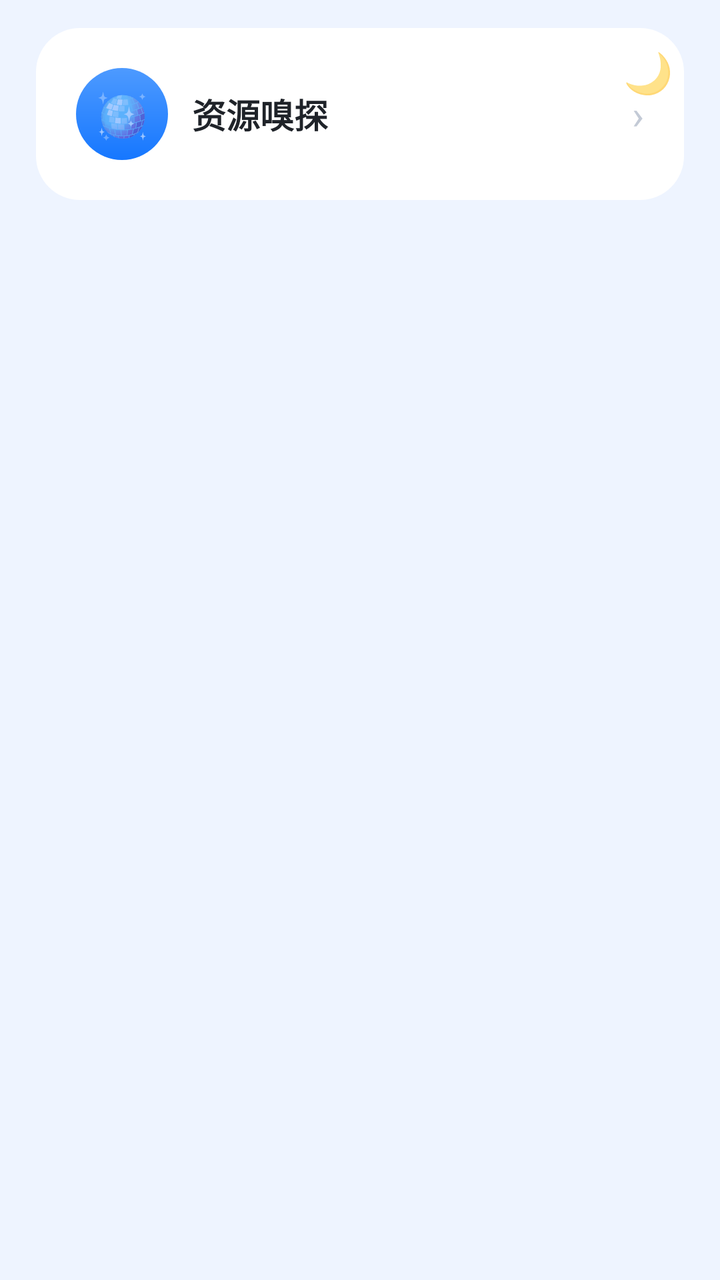
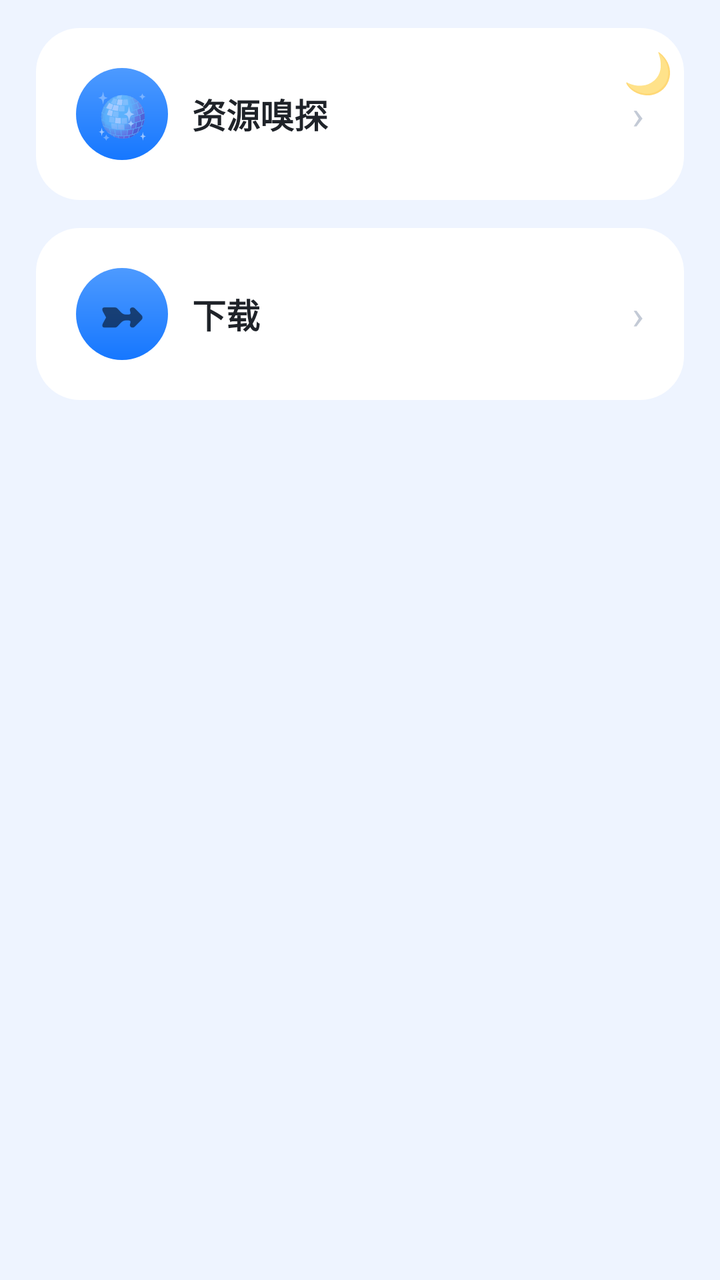

The first picture is an Android layout as it rendered before a commit; the second is the same layout after the commit. The layout source and the unified diff follow.
<!-- AndroidManifest.xml: application theme AppTheme -->
<!-- res/layout/activity_toolbox.xml -->
<?xml version="1.0" encoding="utf-8"?>
<FrameLayout xmlns:android="http://schemas.android.com/apk/res/android"
    android:id="@+id/toolRoot"
    android:layout_width="match_parent" android:layout_height="match_parent">

    <TextView android:id="@+id/themeToggle"
        android:layout_width="44dp" android:layout_height="44dp"
        android:layout_gravity="top|right" android:layout_margin="14dp"
        android:gravity="center" android:elevation="6dp"
        android:text="🌙" android:textSize="20sp"/>

    <LinearLayout android:id="@+id/toolColumn"
        android:layout_width="match_parent" android:layout_height="match_parent"
        android:orientation="vertical"
        android:background="@color/bg">

        <ScrollView
            android:layout_width="match_parent" android:layout_height="match_parent"
            android:fillViewport="true" android:scrollbars="none">

            <LinearLayout
                android:layout_width="match_parent" android:layout_height="wrap_content"
                android:orientation="vertical"
                android:paddingLeft="18dp" android:paddingRight="18dp"
                android:paddingTop="14dp" android:paddingBottom="18dp">

                <LinearLayout android:tag="card" android:id="@+id/cardPlayer"
                    android:layout_width="match_parent" android:layout_height="wrap_content"
                    android:layout_marginTop="0dp"
                    android:background="@drawable/bg_card" android:orientation="vertical"
                    android:padding="20dp">

                    <LinearLayout
                        android:layout_width="match_parent" android:layout_height="wrap_content"
                        android:orientation="horizontal" android:gravity="center_vertical">
                        <TextView
                            android:layout_width="46dp" android:layout_height="46dp"
                            android:background="@drawable/bg_btn"
                            android:text="🪩" android:textSize="22sp" android:gravity="center"/>
                        <TextView
                            android:layout_width="0dp" android:layout_height="wrap_content"
                            android:layout_weight="1" android:layout_marginLeft="12dp"
                            android:text="资源嗅探" android:textSize="17sp"
                            android:textStyle="bold" android:tag="title" android:textColor="@color/textMain"/>
                        <TextView android:text="›" android:textSize="20sp"
                            android:textColor="#C3CAD6"
                            android:layout_width="wrap_content" android:layout_height="wrap_content"/>
                    </LinearLayout>
                </LinearLayout>

            </LinearLayout>
        </ScrollView>
    </LinearLayout>
</FrameLayout>
<!-- resources referenced by this layout -->
<resources>
  <color name="bg">#EEF4FF</color>
  <color name="textMain">#1F2329</color>
  <!-- drawable bg_btn (drawable) -->
  <?xml version="1.0" encoding="utf-8"?>
  <ripple xmlns:android="http://schemas.android.com/apk/res/android">
      <item>
          <shape>
              <gradient android:startColor="#4D9AFF" android:endColor="#1677FF" android:angle="270"/>
              <corners android:radius="26dp"/>
          </shape>
      </item>
  </ripple>
  <!-- drawable bg_card (drawable) -->
  <?xml version="1.0" encoding="utf-8"?>
  <shape xmlns:android="http://schemas.android.com/apk/res/android">
      <solid android:color="#FFFFFF"/>
      <corners android:radius="22dp"/>
  </shape>
  <style name="AppTheme" parent="android:Theme.Material.Light.NoActionBar">
          <item name="android:windowFullscreen">true</item>
          <item name="android:windowNoTitle">true</item>
          <item name="android:windowTranslucentNavigation">true</item>
          <item name="android:windowBackground">@color/bg</item>
          <item name="android:colorAccent">@color/blue2</item>
      </style>
  <color name="blue2">#1677FF</color>
</resources>

<!-- the commit's change to res/layout/activity_toolbox.xml (unified diff, before → after) -->
@@ -16,7 +16,7 @@
 
         <ScrollView
             android:layout_width="match_parent" android:layout_height="match_parent"
-            android:fillViewport="true" android:scrollbars="none">
+            android:fillViewport="true">
 
             <LinearLayout
                 android:layout_width="match_parent" android:layout_height="wrap_content"
@@ -48,6 +48,30 @@
                     </LinearLayout>
                 </LinearLayout>
 
+                <LinearLayout android:tag="card" android:id="@+id/cardDownload"
+                    android:layout_width="match_parent" android:layout_height="wrap_content"
+                    android:layout_marginTop="14dp"
+                    android:background="@drawable/bg_card" android:orientation="vertical"
+                    android:padding="20dp">
+
+                    <LinearLayout
+                        android:layout_width="match_parent" android:layout_height="wrap_content"
+                        android:orientation="horizontal" android:gravity="center_vertical">
+                        <TextView
+                            android:layout_width="46dp" android:layout_height="46dp"
+                            android:background="@drawable/bg_btn"
+                            android:text="➼" android:textSize="22sp" android:gravity="center"/>
+                        <TextView
+                            android:layout_width="0dp" android:layout_height="wrap_content"
+                            android:layout_weight="1" android:layout_marginLeft="12dp"
+                            android:text="下载" android:textSize="17sp"
+                            android:textStyle="bold" android:tag="title" android:textColor="@color/textMain"/>
+                        <TextView android:text="›" android:textSize="20sp"
+                            android:textColor="#C3CAD6"
+                            android:layout_width="wrap_content" android:layout_height="wrap_content"/>
+                    </LinearLayout>
+                </LinearLayout>
+
             </LinearLayout>
         </ScrollView>
     </LinearLayout>
